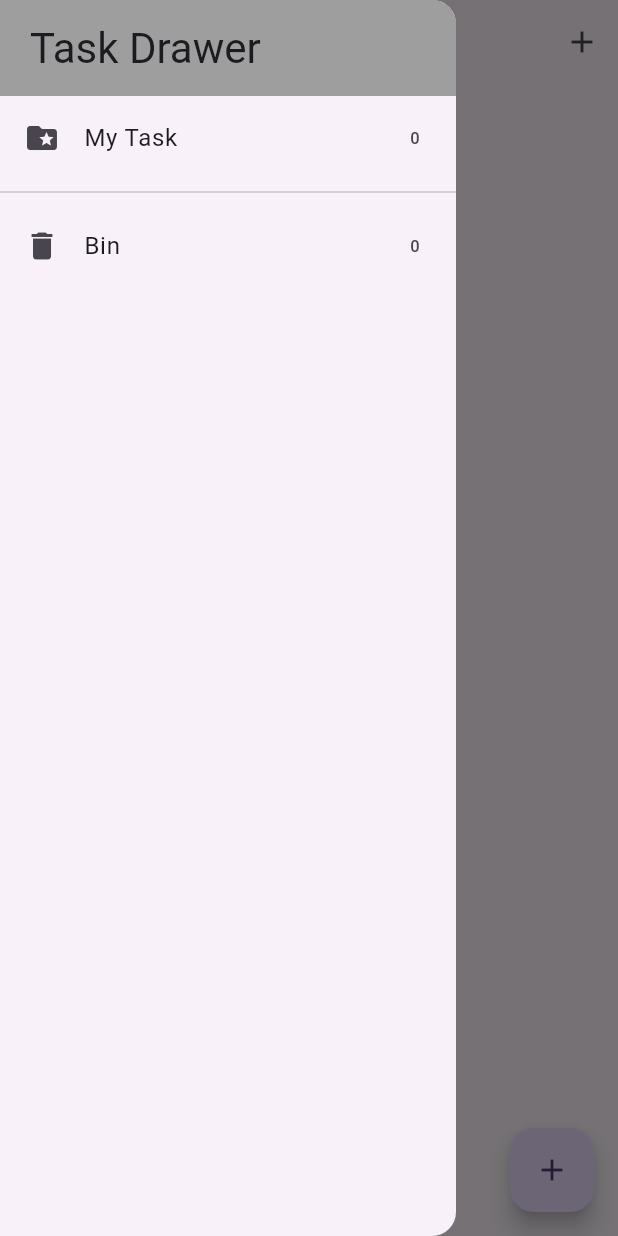
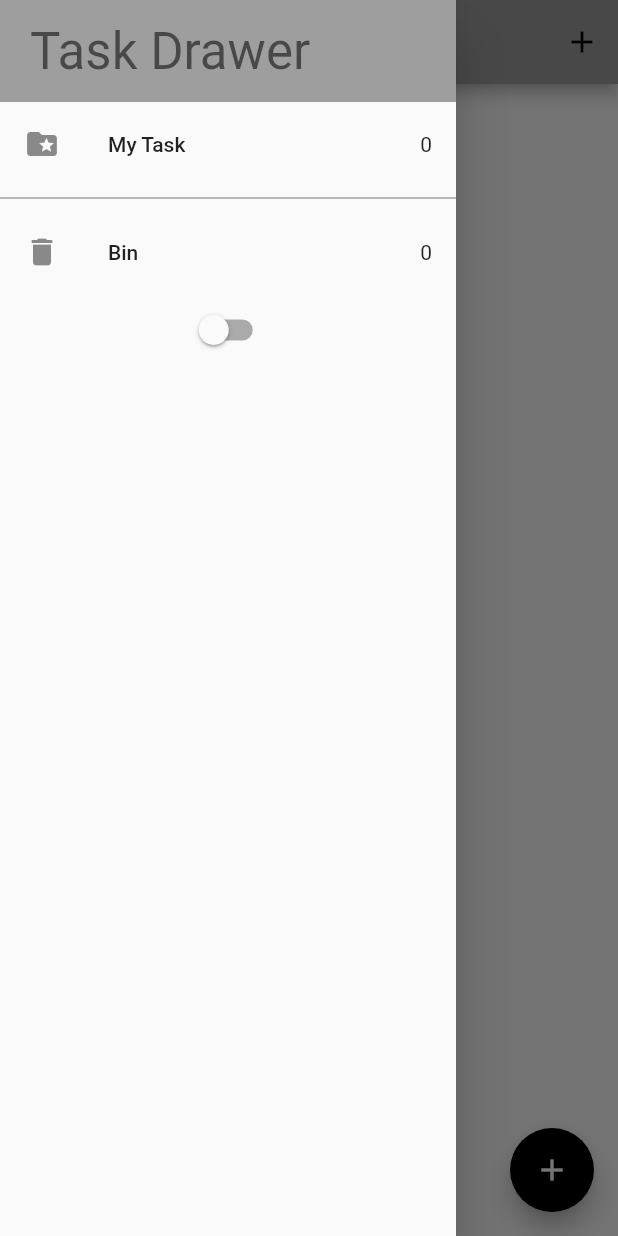
Before and after one commit to Joldubaev/To-Do-App-with-Bloc, a Flutter app: the screen it shows after launch, with the side drawer open, on a phone screen of 412 x 824 dp. Run offline on Flutter 3.47's test engine with Material 2 defaults, Android fonts, the phone set to English and light mode, and no system bars; our stand-ins replace equatable, flutter_bloc, hydrated_bloc.

Commit message:
added switch them

```diff
--- a/lib/blocs/bloc_exports.dart
+++ b/lib/blocs/bloc_exports.dart
@@ -1,3 +1,4 @@
-export './bloc/tasks_bloc.dart';
+export './task_bloc/tasks_bloc.dart';
+export './switch_bloc/switch_bloc.dart';
 export 'package:flutter_bloc/flutter_bloc.dart';
 export 'package:hydrated_bloc/hydrated_bloc.dart';
--- /dev/null
+++ b/lib/blocs/switch_bloc/switch_bloc.dart
@@ -0,0 +1,26 @@
+import 'package:equatable/equatable.dart';
+import '../bloc_exports.dart';
+
+part 'switch_event.dart';
+part 'switch_state.dart';
+
+class SwitchBloc extends HydratedBloc<SwitchEvent, SwitchState> {
+  SwitchBloc() : super(const SwitchInitial(switchValue: false)) {
+    on<SwitchOnEvent>((event, emit) {
+      emit(const SwitchState(switchValue: true));
+    });
+    on<SwitchOffEvent>((event, emit) {
+      emit(const SwitchState(switchValue: false));
+    });
+  }
+
+  @override
+  SwitchState? fromJson(Map<String, dynamic> json) {
+    return SwitchState.fromMap(json);
+  }
+
+  @override
+  Map<String, dynamic>? toJson(SwitchState state) {
+    return state.toMap();
+  }
+}
--- /dev/null
+++ b/lib/blocs/switch_bloc/switch_event.dart
@@ -0,0 +1,11 @@
+part of 'switch_bloc.dart';
+
+sealed class SwitchEvent extends Equatable {
+  const SwitchEvent();
+
+  @override
+  List<Object> get props => [];
+}
+
+class SwitchOnEvent extends SwitchEvent{}
+class SwitchOffEvent extends SwitchEvent{}
--- /dev/null
+++ b/lib/blocs/switch_bloc/switch_state.dart
@@ -0,0 +1,28 @@
+
+part of 'switch_bloc.dart';
+
+class SwitchState extends Equatable {
+  final bool switchValue;
+  const SwitchState({required this.switchValue});
+
+  @override
+  List<Object> get props => [switchValue];
+
+  Map<String, dynamic> toMap() {
+    return {
+      'switchValue': switchValue,
+    };
+  }
+
+  factory SwitchState.fromMap(Map<String, dynamic> map) {
+    return SwitchState(
+      switchValue: map['switchValue'] ?? false,
+    );
+  }
+
+
+}
+
+final class SwitchInitial extends SwitchState {
+  const SwitchInitial({required super.switchValue});
+}
--- a/lib/main.dart
+++ b/lib/main.dart
@@ -2,6 +2,7 @@ import 'package:flutter/foundation.dart';
 import 'package:flutter/material.dart';
 import 'package:path_provider/path_provider.dart';
 import 'package:to_do_app/blocs/bloc_exports.dart';
+import 'package:to_do_app/screens/app_them.dart';
 import 'package:to_do_app/screens/task_screen.dart';
 import 'package:to_do_app/widgets/app_router.dart';
 
@@ -23,16 +24,22 @@ class MyApp extends StatelessWidget {
   final AppRouter appRouter;
   @override
   Widget build(BuildContext context) {
-    return BlocProvider(
-      create: (context) => TasksBloc(),
-      child: MaterialApp(
-        title: 'Flutter Demo',
-        theme: ThemeData(
-          colorScheme: ColorScheme.fromSeed(seedColor: Colors.deepPurple),
-          useMaterial3: true,
-        ),
-        home: const TaskScreen(),
-        onGenerateRoute: appRouter.onGenerateRoute,
+    return MultiBlocProvider(
+      providers: [
+        BlocProvider(create: (context) => TasksBloc()),
+        BlocProvider(create: (context) => SwitchBloc()),
+      ],
+      child: BlocBuilder<SwitchBloc, SwitchState>(
+        builder: (context, state) {
+          return MaterialApp(
+            title: 'Flutter Demo',
+            theme: state.switchValue
+                ? AppThemes.appThemeData[AppTheme.darkTheme]
+                : AppThemes.appThemeData[AppTheme.lightTheme],
+            home: const TaskScreen(),
+            onGenerateRoute: appRouter.onGenerateRoute,
+          );
+        },
       ),
     );
   }
--- /dev/null
+++ b/lib/screens/app_them.dart
@@ -0,0 +1,51 @@
+import 'package:flutter/material.dart';
+
+enum AppTheme { darkTheme, lightTheme }
+
+class AppThemes {
+  static final appThemeData = {
+    AppTheme.darkTheme: ThemeData(
+      primaryColor: Colors.black,
+      brightness: Brightness.dark,
+      dividerColor: Colors.black54,
+      floatingActionButtonTheme: const FloatingActionButtonThemeData(
+        backgroundColor: Colors.white,
+      ),
+      textButtonTheme: TextButtonThemeData(
+        style: ButtonStyle(
+          foregroundColor: MaterialStateProperty.all(Colors.white),
+        ),
+      ),
+      textTheme: const TextTheme(
+        titleMedium: TextStyle(color: Colors.white),
+      ),
+      bottomNavigationBarTheme: const BottomNavigationBarThemeData(
+          backgroundColor: Colors.grey, unselectedItemColor: Colors.white), colorScheme: ColorScheme.fromSwatch(primarySwatch: Colors.grey).copyWith(background: const Color(0xFF212121)),
+    ),
+
+    //
+    //
+
+    AppTheme.lightTheme: ThemeData(
+      primaryColor: Colors.white,
+      brightness: Brightness.light,
+      dividerColor: const Color(0xff757575),
+      floatingActionButtonTheme: const FloatingActionButtonThemeData(
+        backgroundColor: Colors.black,
+        foregroundColor: Colors.white,
+      ),
+      textButtonTheme: TextButtonThemeData(
+        style: ButtonStyle(
+          foregroundColor: MaterialStateProperty.all(Colors.black),
+        ),
+      ),
+      textTheme: const TextTheme(
+        titleMedium: TextStyle(color: Colors.black),
+      ),
+      bottomNavigationBarTheme: const BottomNavigationBarThemeData(
+          backgroundColor: Colors.grey,
+          selectedItemColor: Colors.black,
+          unselectedItemColor: Colors.white), colorScheme: ColorScheme.fromSwatch(primarySwatch: Colors.grey).copyWith(background: const Color(0xFFE5E5E5)),
+    ),
+  };
+}
--- a/lib/screens/my_drawer.dart
+++ b/lib/screens/my_drawer.dart
@@ -6,6 +6,7 @@ import '../blocs/bloc_exports.dart';
 
 class MyDrawer extends StatelessWidget {
   const MyDrawer({super.key});
+
 
   @override
   Widget build(BuildContext context) {
@@ -48,6 +49,18 @@ class MyDrawer extends StatelessWidget {
                 );
               },
             ),
+            BlocBuilder<SwitchBloc, SwitchState>(
+              builder: (context, state) {
+                return Switch(
+                    value: state.switchValue,
+                    onChanged: (newValue) {
+                   newValue
+                      ? context.read<SwitchBloc>().add(SwitchOnEvent())
+                      : context.read<SwitchBloc>().add(SwitchOffEvent());
+
+                    });
+              },
+            )
           ],
         ),
       ),
--- a/lib/widgets/task_list.dart
+++ b/lib/widgets/task_list.dart
@@ -1,5 +1,4 @@
 import 'package:flutter/material.dart';
-import 'package:to_do_app/blocs/bloc/tasks_bloc.dart';
 import 'package:to_do_app/blocs/bloc_exports.dart';
 import 'package:to_do_app/widgets/task_tile.dart';
 
```
Also changed, not shown: lib/blocs/task_bloc/tasks_bloc.dart (renamed from lib/blocs/bloc/tasks_bloc.dart), lib/blocs/task_bloc/tasks_event.dart (renamed from lib/blocs/bloc/tasks_event.dart), lib/blocs/task_bloc/tasks_state.dart (renamed from lib/blocs/bloc/tasks_state.dart).
